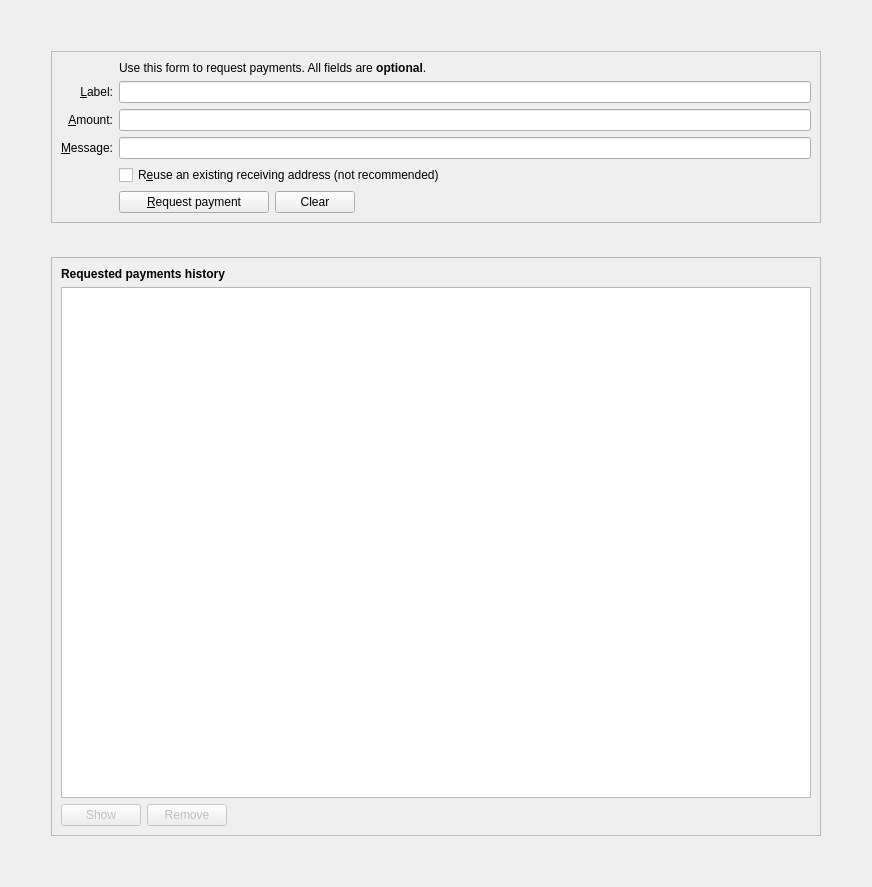
NeoxaChain/Neoxa, file src/qt/forms/receivecoinsdialog.ui: the form before one commit.
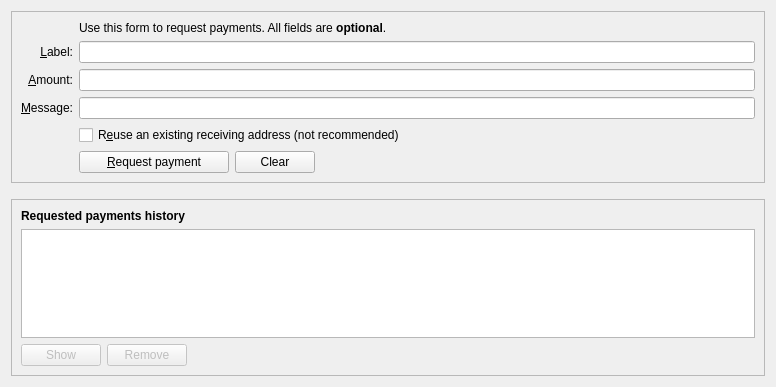
The form after the commit. Icons and pictures are not drawn. Custom widgets are drawn as their Qt base class.

Diff of the .ui file:
```diff
--- a/src/qt/forms/receivecoinsdialog.ui
+++ b/src/qt/forms/receivecoinsdialog.ui
@@ -6,32 +6,15 @@
    <rect>
     <x>0</x>
     <y>0</y>
-    <width>872</width>
-    <height>887</height>
+    <width>776</width>
+    <height>387</height>
    </rect>
   </property>
-  <layout class="QVBoxLayout" name="verticalLayout" stretch="0">
-   <item>
-    <layout class="QVBoxLayout" name="verticalLayout_5">
-     <property name="spacing">
-      <number>34</number>
-     </property>
-     <property name="leftMargin">
-      <number>40</number>
-     </property>
-     <property name="topMargin">
-      <number>40</number>
-     </property>
-     <property name="rightMargin">
-      <number>40</number>
-     </property>
-     <property name="bottomMargin">
-      <number>40</number>
-     </property>
+  <layout class="QVBoxLayout" name="verticalLayout" stretch="0,0,1">
      <item>
       <widget class="QFrame" name="frame2">
        <property name="sizePolicy">
-        <sizepolicy hsizetype="Preferred" vsizetype="Fixed">
+      <sizepolicy hsizetype="Preferred" vsizetype="Expanding">
          <horstretch>0</horstretch>
          <verstretch>0</verstretch>
         </sizepolicy>
@@ -213,6 +196,19 @@
        </layout>
       </widget>
      </item>
+   <item>
+    <spacer name="verticalSpacer_2">
+     <property name="orientation">
+      <enum>Qt::Vertical</enum>
+     </property>
+     <property name="sizeHint" stdset="0">
+      <size>
+       <width>20</width>
+       <height>10</height>
+      </size>
+     </property>
+    </spacer>
+   </item>
      <item>
       <widget class="QFrame" name="frame">
        <property name="sizePolicy">
@@ -315,8 +311,6 @@
       </widget>
      </item>
     </layout>
-   </item>
-  </layout>
  </widget>
  <customwidgets>
   <customwidget>
```
Left out of the diff: 28 changed lines with no effect on the pictures. Lines whose indentation alone changed are shown as unchanged.
